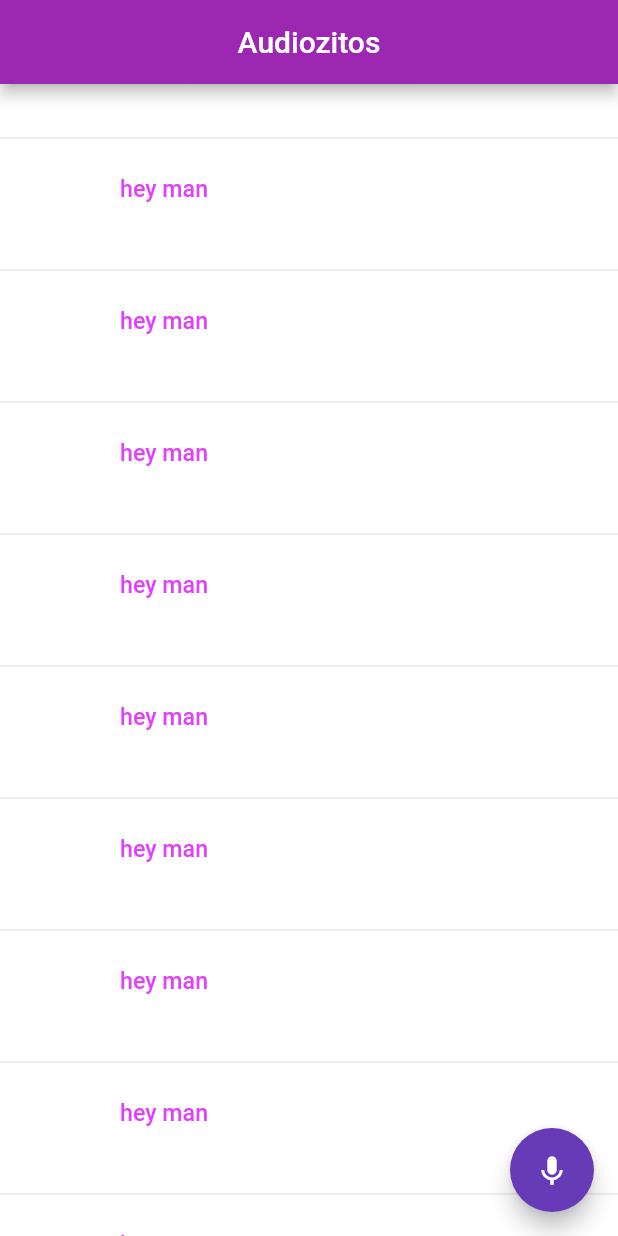
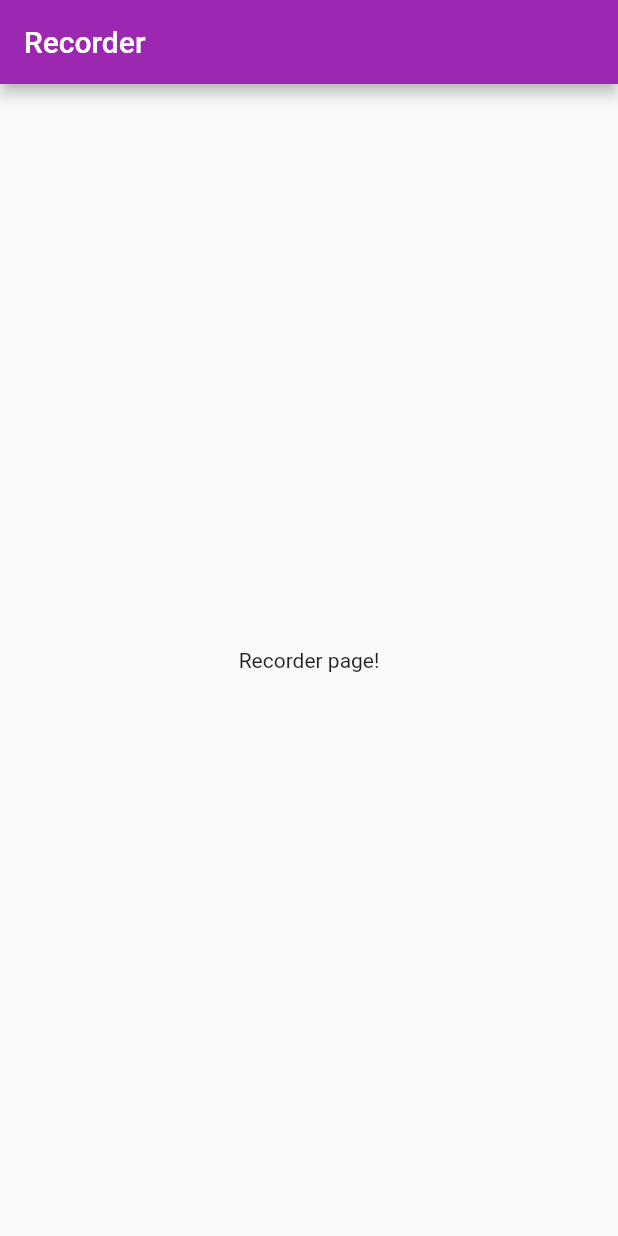
Before and after one commit to uneecorn/audiozitos, a Flutter app: the screen it shows after launch, scrolled down 576 dp, after a tap on the "keyboard voice" icon, on a phone screen of 412 x 824 dp. Run offline on Flutter 3.47's test engine with Material 2 defaults, Android fonts, the phone set to English and light mode, and no system bars.

Commit message:
added pages

```diff
--- /dev/null
+++ b/lib/audiozitos_app.dart
@@ -0,0 +1,20 @@
+import 'package:flutter/material.dart';
+
+import './ui/records_page.dart';
+import './ui/recorder_page.dart';
+import './ui/configurations_page.dart';
+
+class AudiozitosApp extends StatelessWidget {
+  @override
+  Widget build(BuildContext context) => MaterialApp(
+        title: 'Audiozitos MVP 🏆',
+        theme: ThemeData(
+          primarySwatch: Colors.purple,
+        ),
+        home: RecordsPage(),
+        routes: <String, WidgetBuilder>{
+          '/recorder': (BuildContext context) => RecorderPage(),
+          '/configurations': (BuildContext context) => ConfigurationsPage(),
+        },
+      );
+}
--- a/lib/main.dart
+++ b/lib/main.dart
@@ -1,17 +1,5 @@
-import 'package:audiozitos/ui/records_page.dart';
-import 'package:flutter/material.dart';
+import 'package:flutter/widgets.dart';
 
-void main() => runApp(Audiozitos());
+import './audiozitos_app.dart';
 
-class Audiozitos extends StatelessWidget {
-  @override
-  Widget build(BuildContext context) {
-    return MaterialApp(
-      title: 'Audiozitos',
-      theme: ThemeData(
-        primarySwatch: Colors.purple,
-      ),
-      home: RecordsPage(),
-    );
-  }
-}
+void main() => runApp(AudiozitosApp());
--- /dev/null
+++ b/lib/ui/recorder_page.dart
@@ -0,0 +1,24 @@
+import 'package:flutter/material.dart';
+
+class RecorderPage extends StatelessWidget {
+  @override
+  Widget build(BuildContext context) => Scaffold(
+        //App Bar
+        appBar: AppBar(
+          title: Text('Recorder'),
+          elevation:
+              Theme.of(context).platform == TargetPlatform.iOS ? 0.0 : 4.0,
+        ),
+
+        body: PageView(
+          children: <Widget>[
+            Column(
+              mainAxisAlignment: MainAxisAlignment.center,
+              children: <Widget>[
+                Text('Recorder page!'),
+              ],
+            )
+          ],
+        ),
+      );
+}
--- a/lib/ui/records_page.dart
+++ b/lib/ui/records_page.dart
@@ -22,7 +22,10 @@ class _RecordsPageState extends State<RecordsPage> {
           ),
           backgroundColor: Colors.deepPurple,
           // TODO: open recording page with a sapeka animation
-          onPressed: () => debugPrint('hello'),
+          onPressed: () {
+            Navigator.pop(context);
+            Navigator.of(context).pushNamed('/recorder');
+          },
         ),
         body: buildList(),
     backgroundColor: Colors.white30,
```
Also changed, not shown: lib/ui/configurations_page.dart (added, +24 -0 lines), 3 other files.
